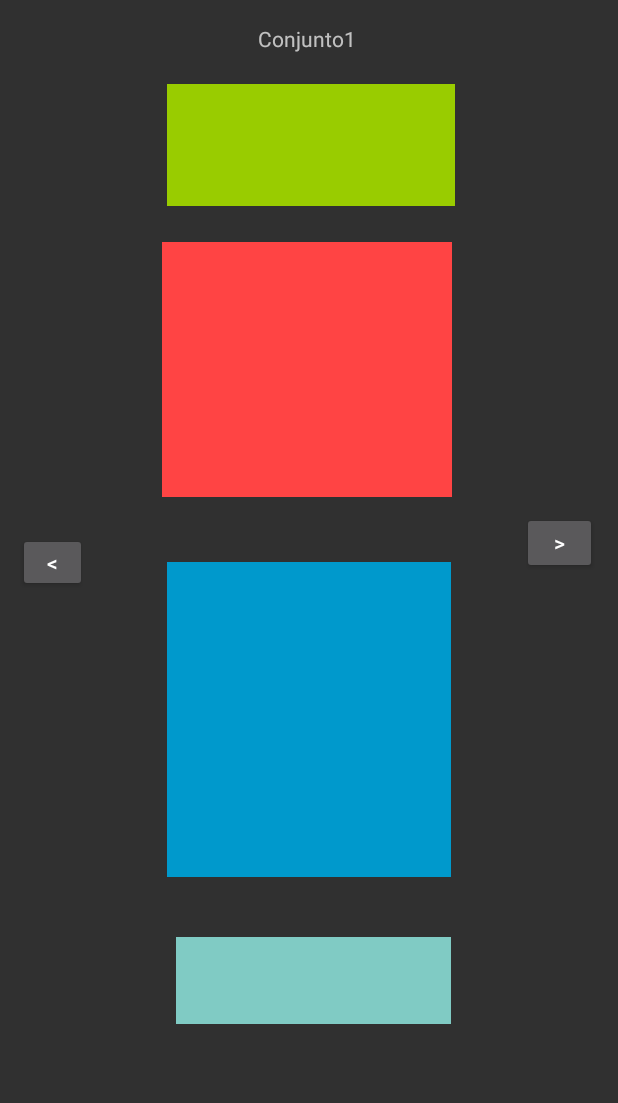
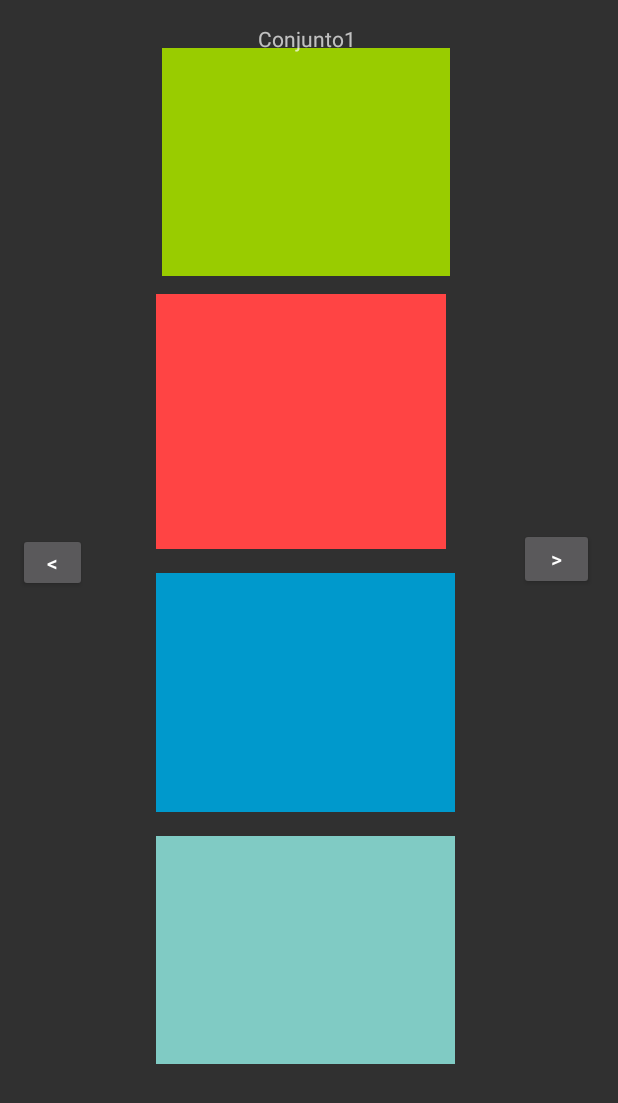
Before and after one commit to Chac092/VirtualStyles, an Android app: the Activity_Conjuntos screen opened directly, with no data from a screen before it, on a phone screen of 412 x 824 dp. Shown: the top 1103 px of the screen. Run offline under Robolectric (Android 15) with nearby library versions, the phone set to English and light mode, and no system bars.

```diff
--- a/app/src/main/res/layout/activity_conjuntos.xml
+++ b/app/src/main/res/layout/activity_conjuntos.xml
@@ -10,8 +10,8 @@
         android:id="@+id/imageView5"
         android:layout_width="193dp"
         android:layout_height="170dp"
-        android:layout_marginStart="108dp"
-        android:layout_marginTop="24dp"
+        android:layout_marginStart="104dp"
+        android:layout_marginTop="12dp"
         android:contentDescription="@string/Mensajededescripcion"
         app:layout_constraintStart_toStartOf="parent"
         app:layout_constraintTop_toBottomOf="@+id/imageView6"
@@ -20,9 +20,9 @@
     <ImageView
         android:id="@+id/imageView6"
         android:layout_width="192dp"
-        android:layout_height="81dp"
-        android:layout_marginStart="111dp"
-        android:layout_marginTop="56dp"
+        android:layout_height="152dp"
+        android:layout_marginStart="108dp"
+        android:layout_marginTop="32dp"
         android:contentDescription="@string/Mensajededescripcion"
         app:layout_constraintStart_toStartOf="parent"
         app:layout_constraintTop_toTopOf="parent"
@@ -30,10 +30,10 @@
 
     <ImageView
         android:id="@+id/imageView7"
-        android:layout_width="189dp"
-        android:layout_height="210dp"
-        android:layout_marginStart="111dp"
-        android:layout_marginTop="43dp"
+        android:layout_width="199dp"
+        android:layout_height="159dp"
+        android:layout_marginStart="104dp"
+        android:layout_marginTop="16dp"
         android:contentDescription="@string/Mensajededescripcion"
         app:layout_constraintStart_toStartOf="parent"
         app:layout_constraintTop_toBottomOf="@+id/imageView5"
@@ -41,10 +41,10 @@
 
     <ImageView
         android:id="@+id/imageView8"
-        android:layout_width="183dp"
-        android:layout_height="58dp"
-        android:layout_marginStart="117dp"
-        android:layout_marginTop="40dp"
+        android:layout_width="199dp"
+        android:layout_height="152dp"
+        android:layout_marginStart="104dp"
+        android:layout_marginTop="16dp"
         android:contentDescription="@string/Mensajededescripcion"
         app:layout_constraintStart_toStartOf="parent"
         app:layout_constraintTop_toBottomOf="@+id/imageView7"
@@ -64,8 +64,8 @@
         android:id="@+id/BTNsig"
         android:layout_width="50dp"
         android:layout_height="41dp"
-        android:layout_marginTop="341dp"
-        android:layout_marginEnd="14dp"
+        android:layout_marginTop="352dp"
+        android:layout_marginEnd="16dp"
         android:text="@string/FlechaDerecha"
         app:layout_constraintEnd_toEndOf="parent"
         app:layout_constraintTop_toTopOf="parent" />
```
